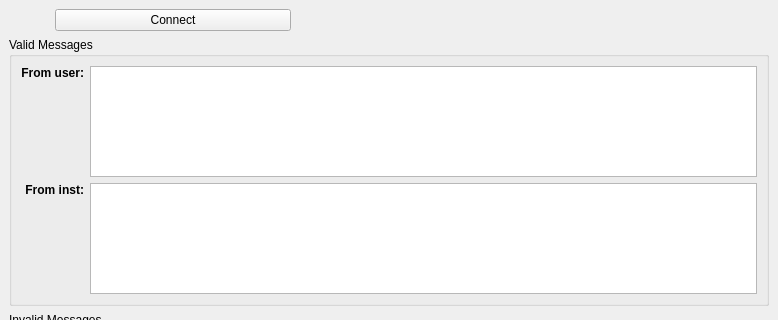
NCAR/nimbus, file instruments/instctrl/proxy/ProxyMainWindow.ui: the form before one commit; both pictures show x 0 to 778 and y 0 to 320 of the 778 by 612 pixel window.
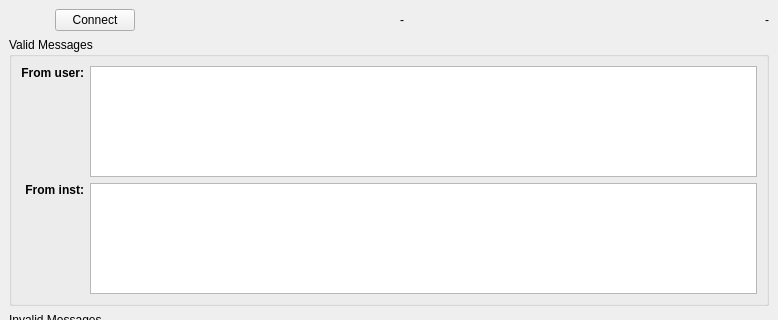
The form after the commit.

Commit message: Display info about the SSL host, as a sanity check for the user.

```diff
--- a/instruments/instctrl/proxy/ProxyMainWindow.ui
+++ b/instruments/instctrl/proxy/ProxyMainWindow.ui
@@ -28,7 +28,7 @@
   <widget class="QWidget" name="centralwidget">
    <layout class="QVBoxLayout" name="verticalLayout">
     <item>
-     <layout class="QHBoxLayout" name="horizontalLayout">
+     <layout class="QHBoxLayout" name="horizontalLayout_2">
       <item>
        <widget class="QPushButton" name="_view">
         <property name="sizePolicy">
@@ -52,9 +52,11 @@
        </widget>
       </item>
       <item>
+       <layout class="QHBoxLayout" name="horizontalLayout">
+        <item>
        <widget class="QPushButton" name="_connect">
         <property name="sizePolicy">
-         <sizepolicy hsizetype="MinimumExpanding" vsizetype="Fixed">
+           <sizepolicy hsizetype="Minimum" vsizetype="Fixed">
           <horstretch>0</horstretch>
           <verstretch>0</verstretch>
          </sizepolicy>
@@ -82,7 +84,7 @@
          <enum>QFrame::NoFrame</enum>
         </property>
         <property name="text">
-         <string/>
+           <string>-</string>
         </property>
         <property name="alignment">
          <set>Qt::AlignCenter</set>
@@ -90,17 +92,28 @@
        </widget>
       </item>
       <item>
-       <spacer name="horizontalSpacer">
-        <property name="orientation">
-         <enum>Qt::Horizontal</enum>
-        </property>
-        <property name="sizeHint" stdset="0">
+         <widget class="QLabel" name="_sslHostInfo">
+          <property name="sizePolicy">
+           <sizepolicy hsizetype="Minimum" vsizetype="Minimum">
+            <horstretch>0</horstretch>
+            <verstretch>0</verstretch>
+           </sizepolicy>
+          </property>
+          <property name="minimumSize">
          <size>
-          <width>40</width>
-          <height>20</height>
-         </size>
-        </property>
-       </spacer>
+            <width>100</width>
+            <height>0</height>
+           </size>
+          </property>
+          <property name="text">
+           <string>-</string>
+          </property>
+          <property name="alignment">
+           <set>Qt::AlignRight|Qt::AlignTrailing|Qt::AlignVCenter</set>
+          </property>
+         </widget>
+        </item>
+       </layout>
       </item>
      </layout>
     </item>
```
Left out of the diff: 6 changed lines with no effect on the pictures. Lines whose indentation alone changed are shown as unchanged. The commit also changes 3 other files.
